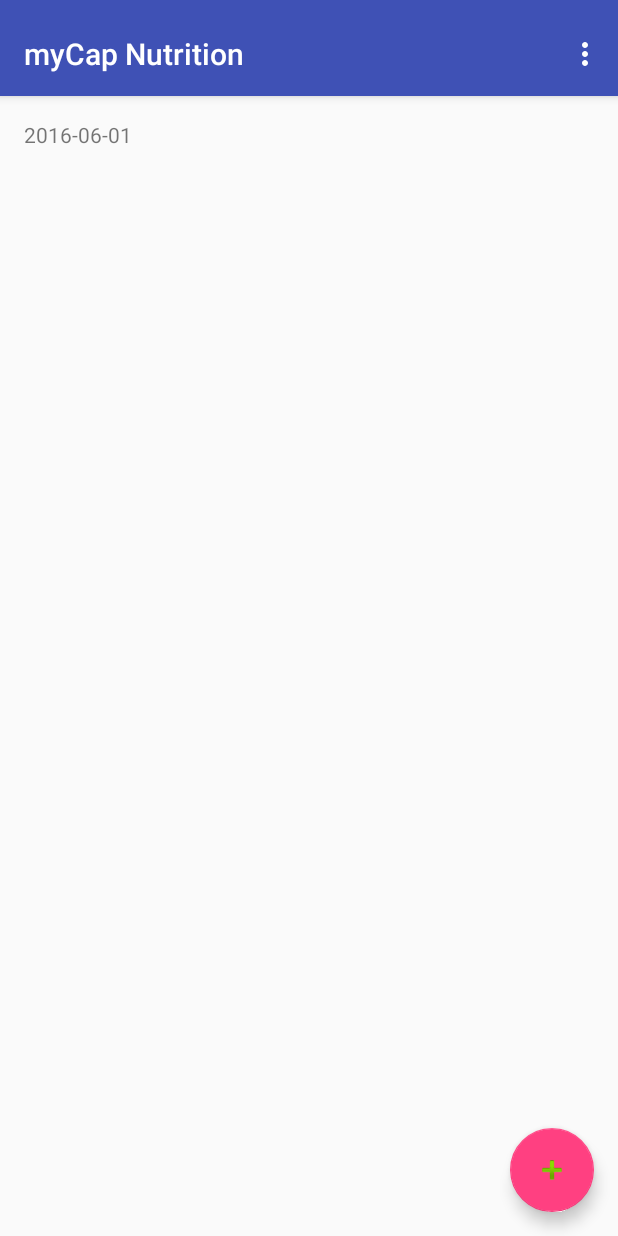
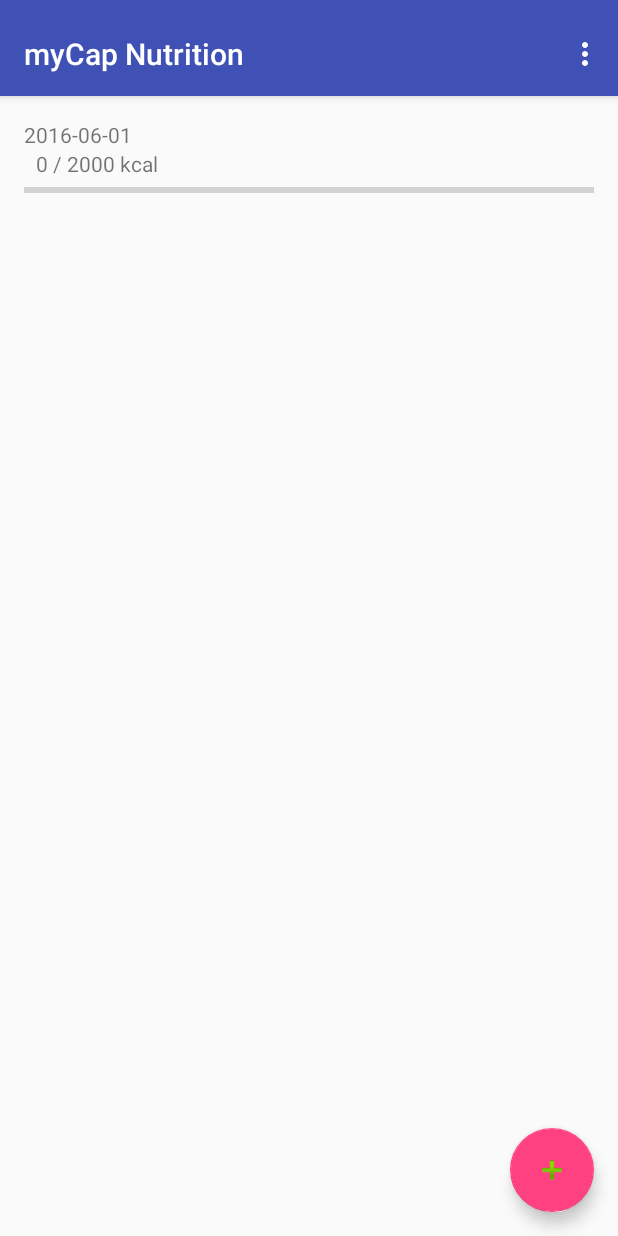
Before and after one commit to schnellp/myCap-Nutrition, an Android app: the screen it shows after launch (JournalDayView), on a phone screen of 412 x 824 dp. Run offline under Robolectric (Android 15) with nearby library versions, the phone set to English and light mode, and no system bars.

Commit message:
Added daily progress bar to 2000 kcal

```diff
--- /dev/null
+++ b/app/src/main/java/net/schnellp/mycapnutrition/Model/ObjectMath.java
@@ -0,0 +1,15 @@
+package net.schnellp.mycapnutrition.Model;
+
+import java.util.List;
+
+public class ObjectMath {
+    public static IntOrNA kcalSum(List<Record> records) {
+        IntOrNA kcal = new IntOrNA(0, false);
+
+        for (Record r : records) {
+            kcal = kcal.add(r.kcal);
+        }
+
+        return kcal;
+    }
+}
--- a/app/src/main/java/net/schnellp/mycapnutrition/View/JournalDayFragment.java
+++ b/app/src/main/java/net/schnellp/mycapnutrition/View/JournalDayFragment.java
@@ -10,10 +10,12 @@ import android.view.MenuItem;
 import android.view.View;
 import android.view.ViewGroup;
 import android.widget.ExpandableListView;
+import android.widget.ProgressBar;
 import android.widget.TextView;
 
-import net.schnellp.mycapnutrition.Presenter.FoodListGroup;
 import net.schnellp.mycapnutrition.Model.DataManager;
+import net.schnellp.mycapnutrition.Model.IntOrNA;
+import net.schnellp.mycapnutrition.Model.ObjectMath;
 import net.schnellp.mycapnutrition.Model.Record;
 import net.schnellp.mycapnutrition.MyCapNutrition;
 import net.schnellp.mycapnutrition.Presenter.ExpandableRecordListAdapter;
@@ -39,18 +41,19 @@ public class JournalDayFragment extends Fragment {
         textView.setText(date);
 
         ArrayList<Record> records = new ArrayList<>(MyCapNutrition.dataManager.getRecordsFromDate(date));
-        ArrayList<FoodListGroup> groups = new ArrayList<>();
-
-        for (int i = 0; i < records.size(); i++) {
-            groups.add(i, new FoodListGroup(records.get(i)));
-        }
 
         ExpandableRecordListView listView = (ExpandableRecordListView)
                 rootView.findViewById(R.id.recordListView);
-        adapter = new ExpandableRecordListAdapter(this.getActivity(), groups);
+        adapter = new ExpandableRecordListAdapter(this.getActivity(), records);
 
         listView.setAdapter(adapter);
         registerForContextMenu(listView);
+
+        ProgressBar progressBar = (ProgressBar) rootView.findViewById(R.id.progressBar);
+        TextView progressText = (TextView) rootView.findViewById(R.id.kcal_label);
+        IntOrNA kcal = ObjectMath.kcalSum(adapter.getRecords());
+        progressBar.setProgress((kcal.isNA) ? 0 : kcal.val);
+        progressText.setText(kcal + " / 2000 kcal");
 
         return rootView;
     }
@@ -86,8 +89,7 @@ public class JournalDayFragment extends Fragment {
                             }
                         });
                 snackbar.show();
-                tempRecord = ((FoodListGroup) adapter.getGroup((int) info.packedPosition))
-                        .record;
+                tempRecord = (Record) adapter.getGroup((int) info.packedPosition);
                 deleteRecord(ExpandableListView.getPackedPositionGroup(info.packedPosition));
                 return true;
             default:
@@ -100,7 +102,7 @@ public class JournalDayFragment extends Fragment {
     }
 
     public void deleteRecord(int position) {
-        Record record = ((FoodListGroup) adapter.getGroup(position)).record;
+        Record record = (Record) adapter.getGroup(position);
         MyCapNutrition.dataManager.deleteRecord(record);
         adapter.removeRecord(position);
     }
--- a/app/src/main/res/layout/fragment_journal_day_view.xml
+++ b/app/src/main/res/layout/fragment_journal_day_view.xml
@@ -6,13 +6,29 @@
     android:paddingBottom="@dimen/activity_vertical_margin"
     android:paddingLeft="@dimen/activity_horizontal_margin"
     android:paddingRight="@dimen/activity_horizontal_margin"
-    android:paddingTop="@dimen/activity_vertical_margin"
-    tools:context=".View.JournalDayView$PlaceholderFragment">
+    android:paddingTop="@dimen/activity_vertical_margin" >
 
     <TextView
         android:id="@+id/section_label"
         android:layout_width="wrap_content"
         android:layout_height="wrap_content" />
+
+    <TextView
+        android:id="@+id/kcal_label"
+        android:layout_width="wrap_content"
+        android:layout_height="wrap_content"
+        android:paddingStart="8dp"
+        android:paddingEnd="8dp"
+        android:text="0 / 2000 kcal"/>
+
+    <ProgressBar
+        style="?android:attr/progressBarStyleHorizontal"
+        android:layout_width="match_parent"
+        android:layout_height="wrap_content"
+        android:id="@+id/progressBar"
+        android:layout_gravity="center_horizontal"
+        android:max="2000"
+        android:progress="0"/>
 
     <net.schnellp.mycapnutrition.View.ExpandableRecordListView
         android:layout_width="match_parent"
```
